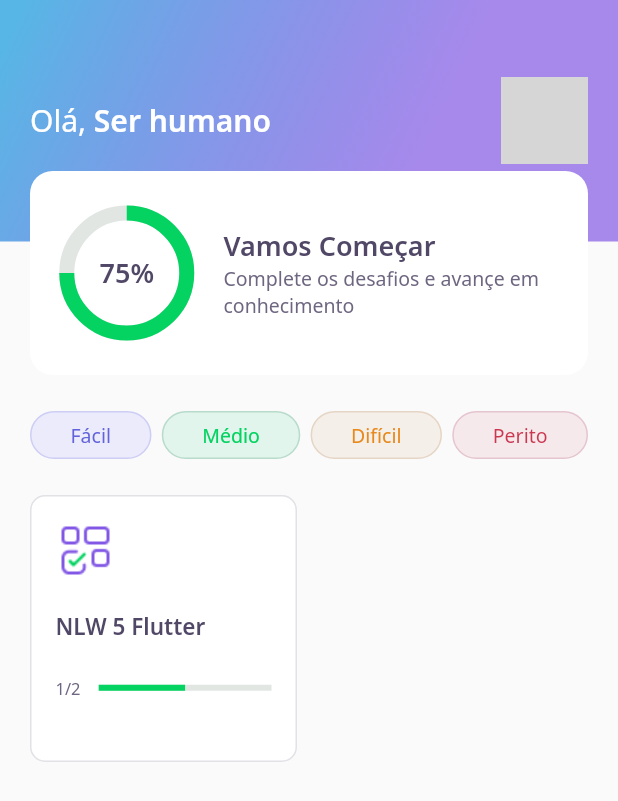
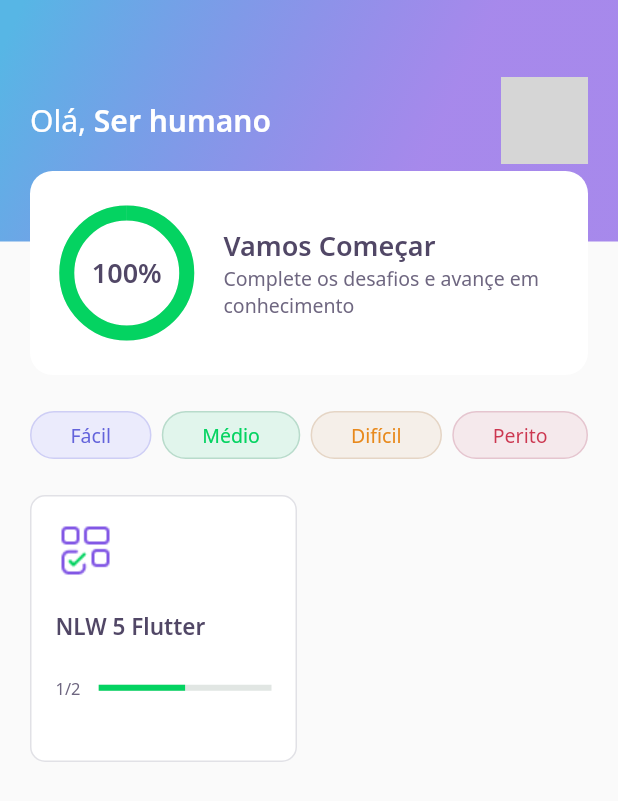
Before and after one commit to CesarAugst/quiz-flutter-NLW5, a Flutter app: the screen it shows after launch, on a phone screen of 412 x 824 dp. Shown: the top 801 px of the screen. Run offline on Flutter 3.47's test engine with Material 2 defaults, Android fonts, the phone set to English and light mode, and no system bars; our stand-ins replace google_fonts, share_plus; accounts and stored records are empty; network calls fail; grey boxes are pictures that could not be loaded.

```diff
--- a/devquiz/lib/home/widgets/app_bar/app_bar_widget.dart
+++ b/devquiz/lib/home/widgets/app_bar/app_bar_widget.dart
@@ -49,7 +49,7 @@ class AppBarWidget extends PreferredSize {
             ),
             Align(
               alignment: Alignment(0.0, 1.0),
-              child: ScoreCardWidget(),
+              child: ScoreCardWidget(percent: user.score/100,),
             )
           ],
         ),
--- a/devquiz/lib/home/widgets/chart/chart_widget.dart
+++ b/devquiz/lib/home/widgets/chart/chart_widget.dart
@@ -2,15 +2,39 @@ import 'package:DevQuiz/core/app_colors.dart';
 import 'package:DevQuiz/core/app_text_styles.dart';
 import 'package:flutter/material.dart';
 
-class ChartWidget extends StatelessWidget {
-  const ChartWidget({Key? key}) : super(key: key);
+class ChartWidget extends StatefulWidget {
+  final double percent;
+  const ChartWidget({Key? key, required this.percent}) : super(key: key);
+
+  @override
+  _ChartWidgetState createState() => _ChartWidgetState();
+}
+
+class _ChartWidgetState extends State<ChartWidget>
+  with SingleTickerProviderStateMixin {
+  late AnimationController _controller;
+  late Animation<double> _animation;
+
+  _initAnimation(){
+    _controller = AnimationController(vsync: this, duration: Duration(seconds: 3));
+    _animation = Tween<double>(begin: 0.0, end: widget.percent).animate(_controller);
+    _controller.forward();
+  }
+
+  @override
+  void initState(){
+    _initAnimation();
+    super.initState();
+  }
 
   @override
   Widget build(BuildContext context) {
     return Container(
       height: 80,
       width: 80,
-      child: Stack(
+      child: AnimatedBuilder(
+        animation: _animation,
+        builder: (context,_) => Stack(
         children: [
           Center(
             child: Container(
@@ -18,7 +42,7 @@ class ChartWidget extends StatelessWidget {
               width: 80,
               child: CircularProgressIndicator(
                 strokeWidth: 10,
-                value: .75,
+                value: _animation.value,
                 backgroundColor: AppColors.chartSecondary,
                 valueColor: AlwaysStoppedAnimation<Color>(AppColors.chartPrimary),
               ),
@@ -26,12 +50,13 @@ class ChartWidget extends StatelessWidget {
           ),
           Center(
             child: Text(
-              "75%",
+              "${(_animation.value * 100).toInt()}%",
               style: AppTextStyles.heading,
             )
           )
         ],
       ),
+      )
     );
   }
 }
--- a/devquiz/lib/home/widgets/score_card/score_card_widget.dart
+++ b/devquiz/lib/home/widgets/score_card/score_card_widget.dart
@@ -4,7 +4,8 @@ import 'package:DevQuiz/home/widgets/chart/chart_widget.dart';
 import 'package:flutter/material.dart';
 
 class ScoreCardWidget extends StatelessWidget {
-  const ScoreCardWidget({Key? key}) : super(key: key);
+  final double percent;
+  const ScoreCardWidget({Key? key, required this.percent}) : super(key: key);
 
   @override
   Widget build(BuildContext context) {
@@ -21,7 +22,9 @@ class ScoreCardWidget extends StatelessWidget {
               children: [
                 Expanded(
                   flex: 1,
-                  child: ChartWidget(),
+                  child: ChartWidget(
+                    percent: percent,
+                  ),
                 ),
                 Expanded(
                   flex: 3,
```
